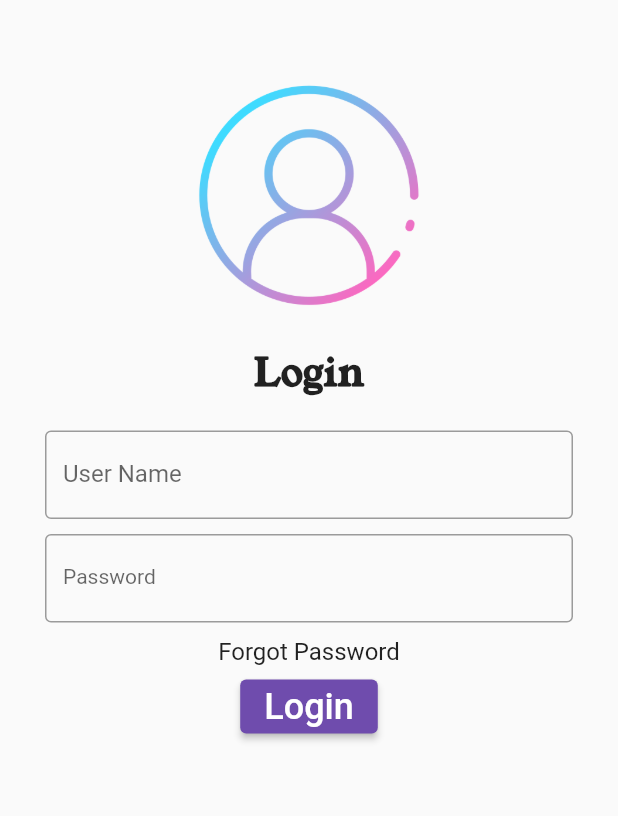
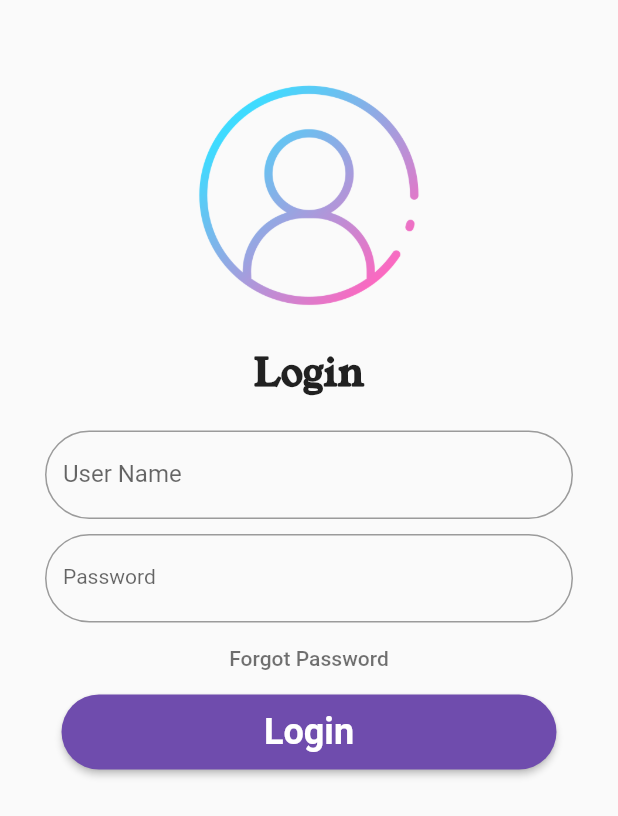
Before and after one commit to talhasiddique7/30_days_of_flutter, a Flutter app: the screen it shows after launch, on a phone screen of 412 x 824 dp. Shown: the top 816 px of the screen. Run offline on Flutter 3.47's test engine with Material 2 defaults, Android fonts, the phone set to English and light mode, and no system bars.

```diff
--- a/lib/pages/home_page.dart
+++ b/lib/pages/home_page.dart
@@ -7,7 +7,7 @@ class HomePage extends StatelessWidget {
 
     String name = 'PROFESSOR'; //hold string
     return MaterialApp(
-        //Themes
+      //Themes
       // themeMode: ThemeMode.light,
       // theme: ThemeData(
       //   brightness: Brightness.light,
@@ -21,9 +21,7 @@ class HomePage extends StatelessWidget {
         body: Center(
           child: Text("30 Days of Flutter by $name"),
         ),
-        drawer: Drawer(
-
-        ),
+        drawer: Drawer(),
       ),
     );
   }
--- a/lib/pages/login_page.dart
+++ b/lib/pages/login_page.dart
@@ -9,8 +9,7 @@ class LoginPage extends StatelessWidget {
     return Material(
       child: Padding(
         padding: const EdgeInsets.all(30.0),
-        child: Builder(
-          builder: (context) {
+        child: Builder(builder: (context) {
           return SingleChildScrollView(
             child: Column(
               children: <Widget>[
@@ -32,7 +31,10 @@ class LoginPage extends StatelessWidget {
                   decoration: InputDecoration(
                     hintText: "username",
                     labelText: 'User Name',
-                      border: OutlineInputBorder(),
+                    border: OutlineInputBorder(
+                      borderSide: BorderSide(width: 2), //<-- SEE HERE
+                      borderRadius: BorderRadius.circular(40.0),
+                    ),
                   ),
                 ),
                 SizedBox(
@@ -43,19 +45,35 @@ class LoginPage extends StatelessWidget {
                   decoration: InputDecoration(
                     hintText: "password",
                     labelText: 'Password',
+                    border: OutlineInputBorder(
+                      borderSide: BorderSide(width: 2),
+                      borderRadius: BorderRadius.circular(40.0),
+                    ),
                     labelStyle: TextStyle(
                       fontSize: 14,
                     ),
-                      border: OutlineInputBorder(),
                   ),
                 ),
-                  Text("Forgot Password",
+                // Text("Forgot Password",
+                //     style: TextStyle(
+                //       height: 2,
+                //       fontSize: 16,
+
+                //     )
+                //     ),
+                TextButton(
+                    onPressed: () {},
+                    child: Text(
+                      'Forgot Password',
                       style: TextStyle(
-                        height: 2,
-                        fontSize: 16,
+                        color: const Color.fromARGB(143, 0, 0, 0),
+                      ),
                     )),
                 ElevatedButton(
                     style: ElevatedButton.styleFrom(
+                      minimumSize: Size(330, 50),
+                      shape: RoundedRectangleBorder(
+                          borderRadius: BorderRadius.circular(40.0)),
                       backgroundColor: const Color.fromARGB(255, 111, 76, 173),
                     ),
                     onPressed: () {
@@ -63,13 +81,13 @@ class LoginPage extends StatelessWidget {
                     },
                     child: Text(
                       'Login',
-                        style: TextStyle(fontSize: 24),
+                      style:
+                          TextStyle(fontSize: 24, fontWeight: FontWeight.bold),
                     ))
               ],
             ),
           );
-          }
-        ),
+        }),
       ),
     );
   }
```
Also changed, not shown: lib/main.dart (+3 -6 lines). Lines whose indentation alone changed are shown as unchanged.
